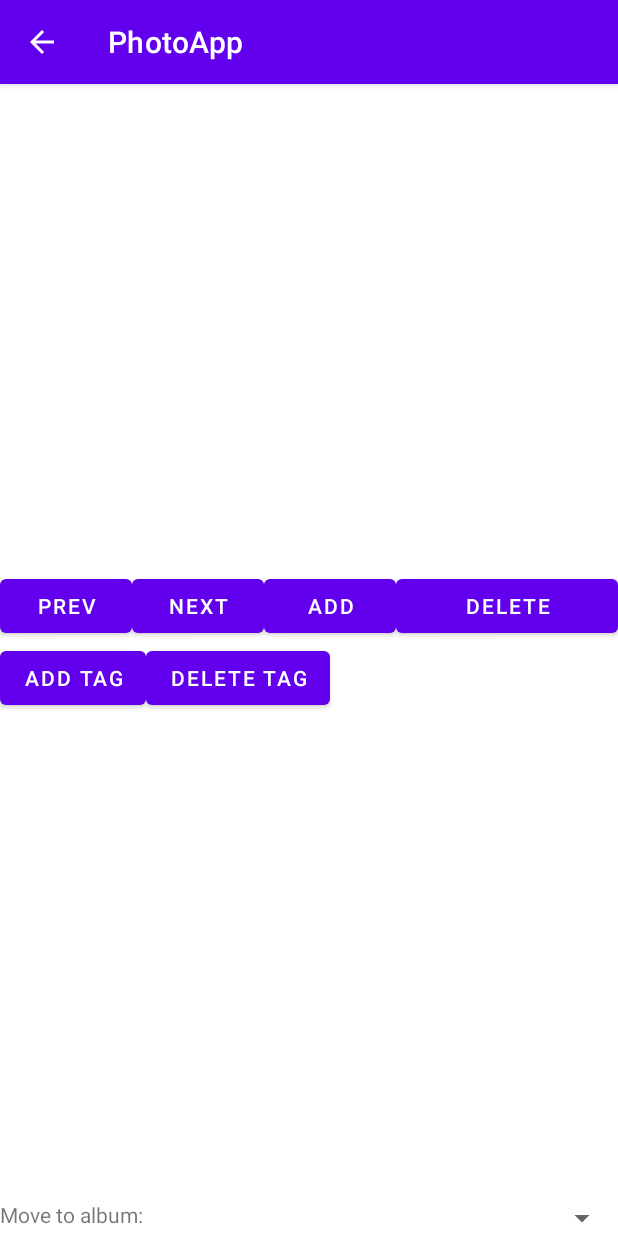
After one commit to NoHaxJustCode/PhotoApp, an Android app: the AlbumHome screen opened directly, with no data from a screen before it, on a phone screen of 412 x 824 dp. The commit adds this screen. Run offline under Robolectric (Android 15) with nearby library versions, the phone set to English and light mode, and no system bars.

Commit message:
Added rename button, created AlbumHome, added functionality to Open button

```diff
--- a/app/src/main/AndroidManifest.xml
+++ b/app/src/main/AndroidManifest.xml
@@ -20,6 +20,9 @@
                 <category android:name="android.intent.category.LAUNCHER" />
             </intent-filter>
         </activity>
+        <activity android:name=".AlbumHome"
+            android:parentActivityName=".MainActivity"
+            android:exported="true" />
     </application>
 
 </manifest>
--- /dev/null
+++ b/app/src/main/java/com/example/photoapp/AlbumHome.java
@@ -0,0 +1,77 @@
+package com.example.photoapp;
+
+import android.os.Bundle;
+import android.view.View;
+import android.widget.Button;
+import android.widget.ImageView;
+
+import androidx.appcompat.app.AppCompatActivity;
+
+public class AlbumHome extends AppCompatActivity {
+
+    private Button slideshowNextButton;
+    private Button slideshowPrevButton;
+    private Button addTagButton;
+    private Button deleteTagButton;
+    private Button addPhotoButton;
+    private Button deletePhotoButton;
+    private ImageView photoImageView;
+
+    @Override
+    protected void onCreate(Bundle savedInstanceState) {
+        super.onCreate(savedInstanceState);
+        setContentView(R.layout.album_open);
+
+        // Initialize buttons
+        slideshowNextButton = findViewById(R.id.slideshowNextButton);
+        slideshowPrevButton = findViewById(R.id.slideshowPrevButton);
+        addTagButton = findViewById(R.id.addTagButton);
+        deleteTagButton = findViewById(R.id.deleteTagButton);
+        addPhotoButton = findViewById(R.id.addPhotoButton);
+        deletePhotoButton = findViewById(R.id.deletePhotoButton);
+        photoImageView = findViewById(R.id.photoImageView);
+
+        // Set button click listeners
+        slideshowNextButton.setOnClickListener(new View.OnClickListener() {
+            @Override
+            public void onClick(View v) {
+                // Handle slideshow button click
+            }
+        });
+
+        slideshowPrevButton.setOnClickListener(new View.OnClickListener() {
+            @Override
+            public void onClick(View v) {
+                // Handle slideshow button click
+            }
+        });
+
+        addTagButton.setOnClickListener(new View.OnClickListener() {
+            @Override
+            public void onClick(View v) {
+                // Handle add tag button click
+            }
+        });
+
+        deleteTagButton.setOnClickListener(new View.OnClickListener() {
+            @Override
+            public void onClick(View v) {
+                // Handle delete tag button click
+            }
+        });
+
+        addPhotoButton.setOnClickListener(new View.OnClickListener() {
+            @Override
+            public void onClick(View v) {
+                // Handle add photo button click
+            }
+        });
+
+        deletePhotoButton.setOnClickListener(new View.OnClickListener() {
+            @Override
+            public void onClick(View v) {
+                // Handle delete photo button click
+            }
+        });
+    }
+}
--- a/app/src/main/java/com/example/photoapp/MainActivity.java
+++ b/app/src/main/java/com/example/photoapp/MainActivity.java
@@ -1,6 +1,7 @@
 package com.example.photoapp;
 
 import android.content.DialogInterface;
+import android.content.Intent;
 import android.content.SharedPreferences;
 import android.os.Bundle;
 import androidx.appcompat.app.AlertDialog;
@@ -8,6 +9,7 @@ import androidx.appcompat.app.AppCompatActivity;
 import android.view.LayoutInflater;
 import android.view.View;
 import android.widget.Button;
+import android.widget.EditText;
 import android.widget.LinearLayout;
 import android.widget.ScrollView;
 import android.widget.TextView;
@@ -133,6 +135,43 @@ public class MainActivity extends AppCompatActivity {
             }
         });
 
+        // Create a rename button
+        Button renameButton = new Button(this);
+        renameButton.setText("Rename");
+        renameButton.setLayoutParams(buttonParams);
+        renameButton.setOnClickListener(new View.OnClickListener() {
+            @Override
+            public void onClick(View v) {
+                // Show an input dialog to get the new name for the album
+                AlertDialog.Builder builder = new AlertDialog.Builder(MainActivity.this);
+                builder.setTitle("Rename Album");
+
+                // Set up the input
+                final EditText input = new EditText(MainActivity.this);
+                input.setText(album.getName());
+                builder.setView(input);
+
+                // Set up the buttons
+                builder.setPositiveButton("OK", new DialogInterface.OnClickListener() {
+                    @Override
+                    public void onClick(DialogInterface dialog, int which) {
+                        String newName = input.getText().toString();
+                        albumTextView.setText(newName);
+                        album.rename(newName);
+                        saveAlbums();
+                    }
+                });
+                builder.setNegativeButton("Cancel", new DialogInterface.OnClickListener() {
+                    @Override
+                    public void onClick(DialogInterface dialog, int which) {
+                        dialog.cancel();
+                    }
+                });
+
+                builder.show();
+            }
+        });
+
         // Create an open button
         Button openButton = new Button(this);
         openButton.setText("Open");
@@ -140,13 +179,16 @@ public class MainActivity extends AppCompatActivity {
         openButton.setOnClickListener(new View.OnClickListener() {
             @Override
             public void onClick(View v) {
-                // Handle open button click
+                Intent intent = new Intent(MainActivity.this, AlbumHome.class);
+                intent.putExtra("albumName", album.getName());
+                startActivity(intent);
             }
         });
 
         // Add the views to the album layout
         albumLayout.addView(albumTextView);
         albumLayout.addView(openButton);
+        albumLayout.addView(renameButton);
         albumLayout.addView(deleteButton);
 
         // Add the album layout to the scroll view
--- a/app/src/main/java/com/example/photoapp/model/Album.java
+++ b/app/src/main/java/com/example/photoapp/model/Album.java
@@ -13,7 +13,8 @@ public class Album {
         this.photos = new ArrayList<>();
     }
 
-    public Album(String albumName, ArrayList<Photo> photos, ArrayList<Tag> tags) {
+    public void rename(String name) {
+        this.name = name;
     }
 
     public String getName() {
--- /dev/null
+++ b/app/src/main/res/layout/album_open.xml
@@ -0,0 +1,106 @@
+<?xml version="1.0" encoding="utf-8"?>
+<LinearLayout xmlns:android="http://schemas.android.com/apk/res/android"
+    android:orientation="vertical"
+    android:layout_width="match_parent"
+    android:layout_height="match_parent">
+
+    <!-- Photo display screen -->
+    <ScrollView
+        android:layout_width="match_parent"
+        android:layout_height="0dp"
+        android:layout_weight="1">
+
+        <ImageView
+            android:id="@+id/photoImageView"
+            android:layout_width="match_parent"
+            android:layout_height="wrap_content"
+            android:scaleType="fitCenter"/>
+
+    </ScrollView>
+
+    <!-- Photo control buttons -->
+    <LinearLayout
+        android:orientation="horizontal"
+        android:layout_width="match_parent"
+        android:layout_height="wrap_content">
+
+        <!-- Slideshow buttons -->
+        <Button
+            android:id="@+id/slideshowPrevButton"
+            android:text="Prev"
+            android:layout_width="wrap_content"
+            android:layout_height="wrap_content"/>
+
+        <Button
+            android:id="@+id/slideshowNextButton"
+            android:text="Next"
+            android:layout_width="wrap_content"
+            android:layout_height="wrap_content"/>
+
+        <!-- Add photo button -->
+        <Button
+            android:id="@+id/addPhotoButton"
+            android:layout_width="wrap_content"
+            android:layout_height="wrap_content"
+            android:text="Add" />
+
+        <Button
+            android:id="@+id/deletePhotoButton"
+            android:layout_width="wrap_content"
+            android:layout_height="wrap_content"
+            android:layout_weight="1"
+            android:text="Delete" />
+
+        <!-- Delete photo button -->
+
+    </LinearLayout>
+
+    <!-- Tag control buttons -->
+    <LinearLayout
+        android:orientation="horizontal"
+        android:layout_width="match_parent"
+        android:layout_height="wrap_content">
+
+        <!-- Add tag button -->
+        <Button
+            android:id="@+id/addTagButton"
+            android:text="Add Tag"
+            android:layout_width="wrap_content"
+            android:layout_height="wrap_content"/>
+
+        <!-- Delete tag button -->
+        <Button
+            android:id="@+id/deleteTagButton"
+            android:text="Delete Tag"
+            android:layout_width="wrap_content"
+            android:layout_height="wrap_content"/>
+
+    </LinearLayout>
+
+    <!-- Tag list -->
+    <ListView
+        android:id="@+id/tagListView"
+        android:layout_width="match_parent"
+        android:layout_height="0dp"
+        android:layout_weight="1"/>
+
+    <!-- Move photo to album -->
+    <LinearLayout
+        android:orientation="horizontal"
+        android:layout_width="match_parent"
+        android:layout_height="wrap_content">
+
+        <TextView
+            android:text="Move to album:"
+            android:layout_width="wrap_content"
+            android:layout_height="wrap_content"/>
+
+        <Spinner
+            android:id="@+id/albumSpinner"
+            android:layout_width="0dp"
+            android:layout_height="wrap_content"
+            android:layout_weight="1"/>
+
+    </LinearLayout>
+
+</LinearLayout>
```
